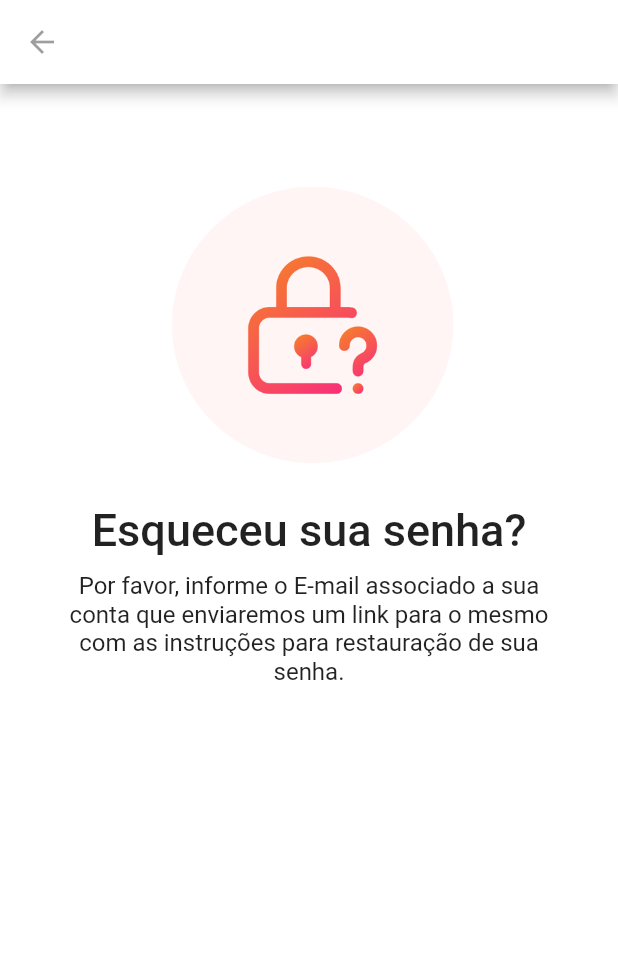
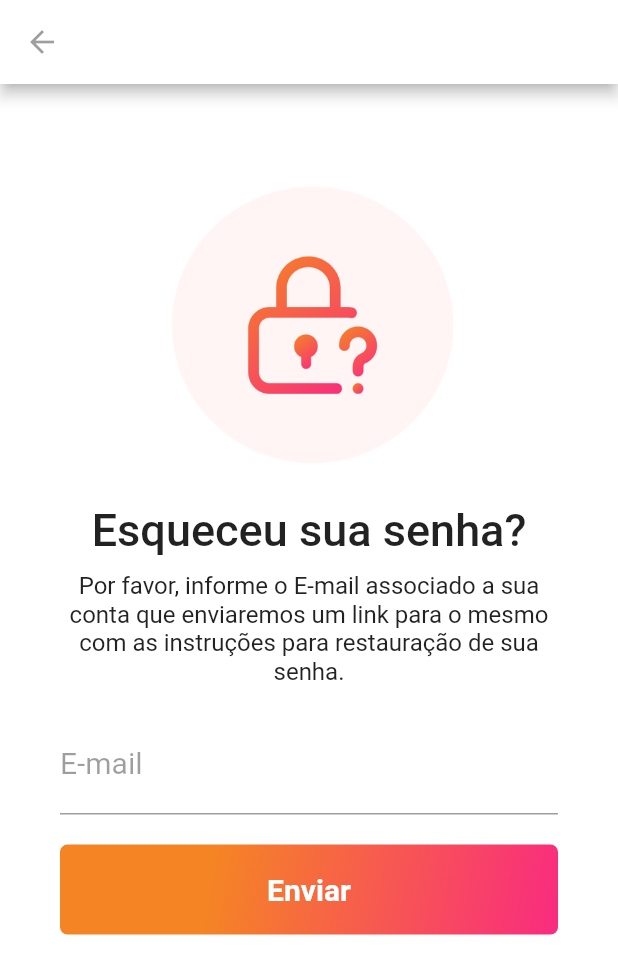
Before and after one commit to andersonbaldissarelli/flutter-example, a Flutter app: the ResetPasswordPage screen opened directly, on a phone screen of 412 x 824 dp. Shown: the top 974 px of the screen. Run offline on Flutter 3.47's test engine with Material 2 defaults, Android fonts, the phone set to English and light mode, and no system bars.

Commit message:
ending screen layout reset password

```diff
--- a/login_screen_1/lib/pages/reset-password.page.dart
+++ b/login_screen_1/lib/pages/reset-password.page.dart
@@ -43,7 +43,60 @@ class ResetPasswordPage extends StatelessWidget {
                 fontWeight: FontWeight.w400,
               ),
               textAlign: TextAlign.center,
-            )
+            ),
+            SizedBox(
+              height: 20,
+            ),
+            TextFormField(
+              keyboardType: TextInputType.emailAddress,
+              decoration: InputDecoration(
+                labelText: "E-mail",
+                labelStyle: TextStyle(
+                  color: Colors.black38,
+                  fontWeight: FontWeight.w400,
+                  fontSize: 20,
+                ),
+              ),
+              style: TextStyle(fontSize: 20),
+            ),
+            SizedBox(
+              height: 20,
+            ),
+            Container(
+              height: 60,
+              alignment: Alignment.centerLeft,
+              decoration: BoxDecoration(
+                gradient: LinearGradient(
+                  begin: Alignment.topLeft,
+                  end: Alignment.bottomRight,
+                  stops: [0.3, 1],
+                  colors: [
+                    Color(0xFFF58524),
+                    Color(0XFFF92B7F),
+                  ],
+                ),
+                borderRadius: BorderRadius.all(
+                  Radius.circular(5),
+                ),
+              ),
+              child: SizedBox.expand(
+                child: FlatButton(
+                  child: Text(
+                    "Enviar",
+                    style: TextStyle(
+                      fontWeight: FontWeight.bold,
+                      color: Colors.white,
+                      fontSize: 20,
+                    ),
+                    textAlign: TextAlign.center,
+                  ),
+                  onPressed: () {},
+                ),
+              ),
+            ),
+            SizedBox(
+              height: 20,
+            ),
           ],
         ),
       ),
```
